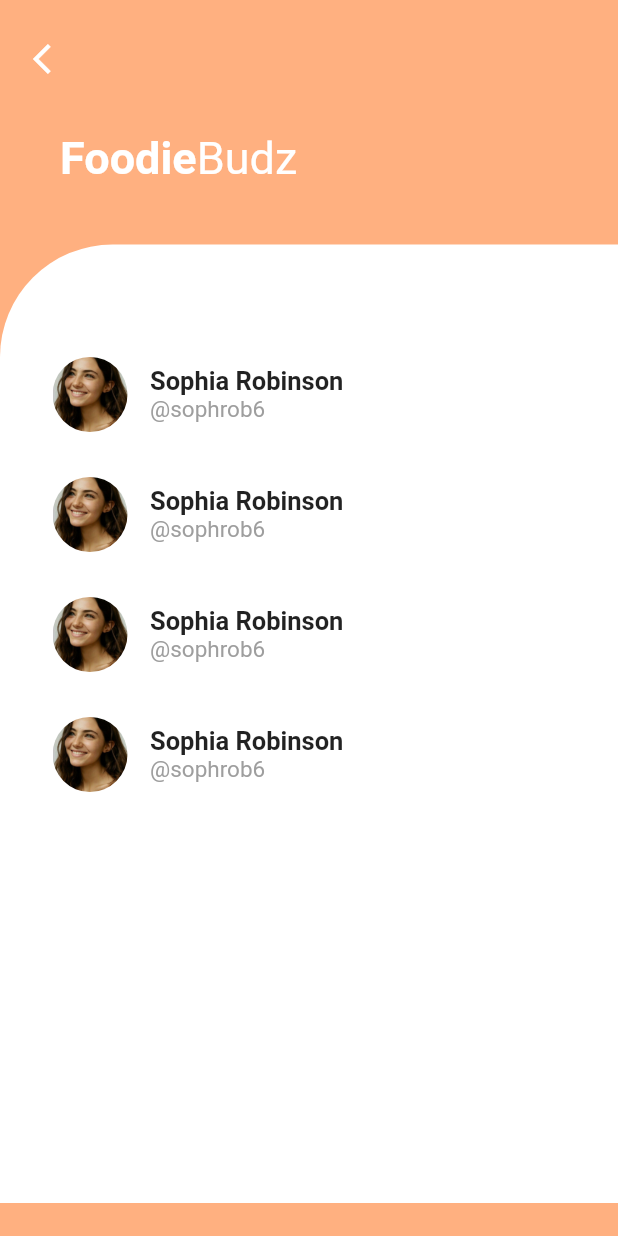
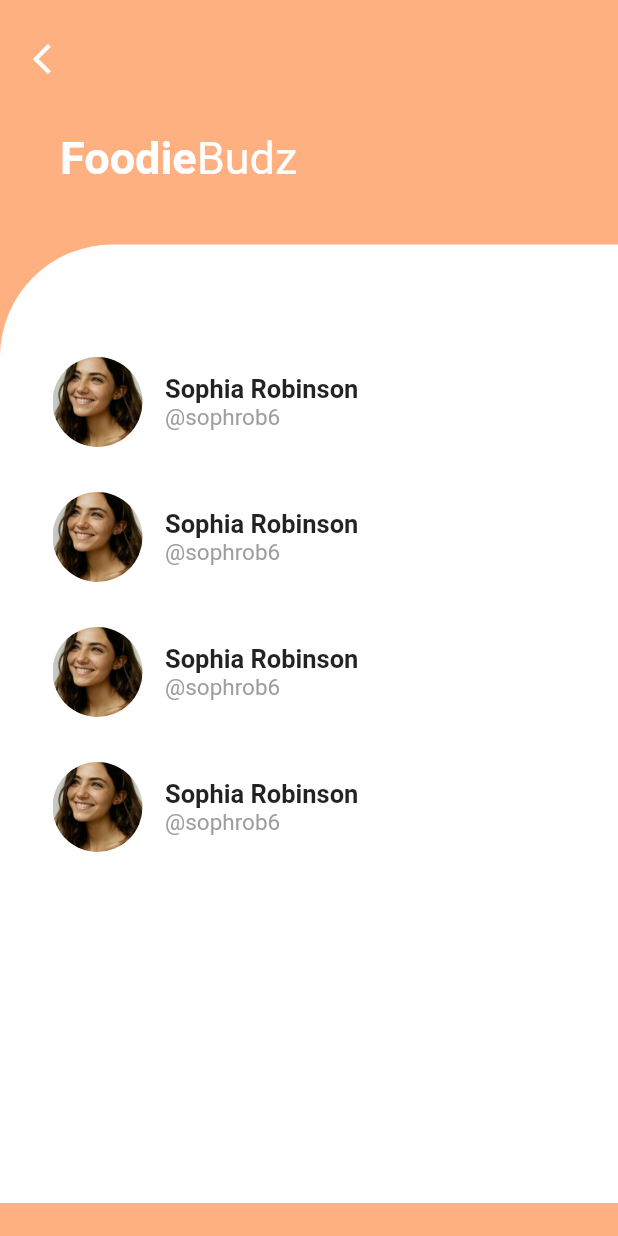
Before and after one commit to FEUP-LEIC-ES-2022-23/Taste_Budz, a Flutter app: the Friends screen opened directly, on a phone screen of 412 x 824 dp. Run offline on Flutter 3.47's test engine with Material 2 defaults, Android fonts, the phone set to English and light mode, and no system bars; our stand-ins replace animated_theme_switcher, firebase_auth, firebase_core, flutter_rating_bar, flutter_svg, get and 3 more; accounts and stored records are empty; Roboto replaces fonts that are missing (Manrope, Montserrat).

Commit message:
just making the photos in the friends list bigger

```diff
--- a/lib/Screens/Perfil/page/friends.dart
+++ b/lib/Screens/Perfil/page/friends.dart
@@ -101,8 +101,8 @@ class _FriendsState extends State<Friends> {
                               child: Image(
                                 image: AssetImage(imgPath),
                                 fit: BoxFit.cover,
-                                height: 50.0,
-                                width: 50.0,
+                                height: 60.0,
+                                width: 60.0,
                               ),
                             ),
                           ),
```
